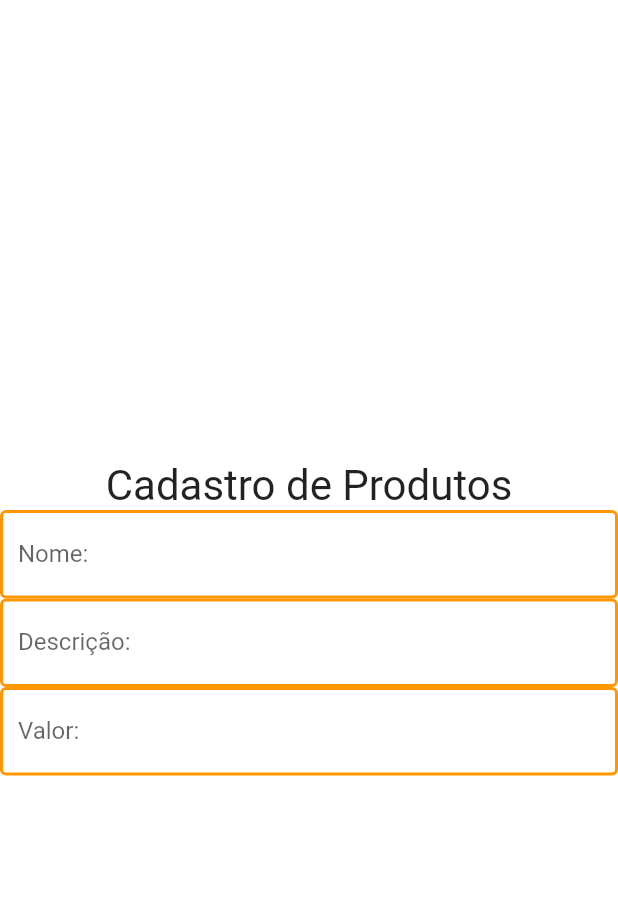
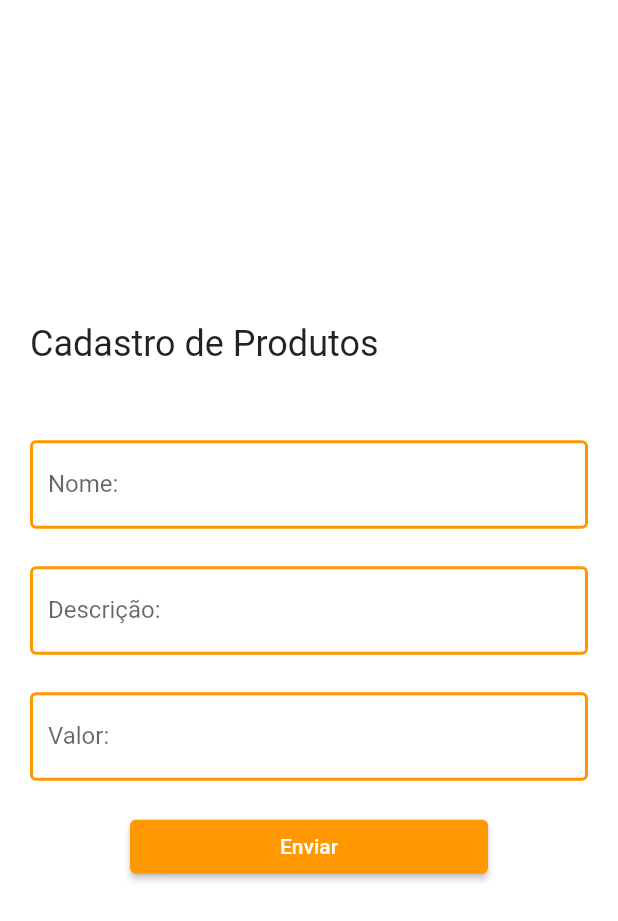
Before and after one commit to Alirezalm/product, a Flutter app: the RegisterProduct screen opened directly, on a phone screen of 412 x 824 dp. Shown: the top 921 px of the screen. Run offline on Flutter 3.47's test engine with Material 2 defaults, Android fonts, the phone set to English and light mode, and no system bars.

Commit message:
second page optimal structure

```diff
--- a/lib/registeration.dart
+++ b/lib/registeration.dart
@@ -5,15 +5,19 @@ class RegisterProduct extends StatelessWidget {
   Widget build(BuildContext context) {
     return Scaffold(
       backgroundColor: Colors.white,
-      body: Column(
+      body: Container(
+        padding: EdgeInsets.all(20),
+        child: Column(
           mainAxisAlignment: MainAxisAlignment.center,
-        crossAxisAlignment: CrossAxisAlignment.center,
-        children: const [
-          Text(
+          crossAxisAlignment: CrossAxisAlignment.start,
+          children: [
+            const Text(
               "Cadastro de Produtos",
-            style: TextStyle(fontSize: 28),
+              style: TextStyle(fontSize: 24),
             ),
-          TextField(
+            Container(
+              margin: const EdgeInsets.only(top: 50),
+              child: const TextField(
                 textAlign: TextAlign.left,
                 decoration: InputDecoration(
                   labelText: "Nome: ",
@@ -24,7 +28,11 @@ class RegisterProduct extends StatelessWidget {
                   )),
                 ),
               ),
-          TextField(
+            ),
+            Container(
+              margin: const EdgeInsets.only(top: 25),
+              child: const TextField(
+                textAlign: TextAlign.left,
                 decoration: InputDecoration(
                   labelText: "Descrição: ",
                   enabledBorder: OutlineInputBorder(
@@ -34,17 +42,36 @@ class RegisterProduct extends StatelessWidget {
                   )),
                 ),
               ),
-          TextField(
+            ),
+            Container(
+              margin: const EdgeInsets.only(top: 25),
+              child: const TextField(
+                textAlign: TextAlign.left,
                 decoration: InputDecoration(
                   labelText: "Valor: ",
+                  hintText: "R\$ 0,00",
                   enabledBorder: OutlineInputBorder(
                       borderSide: BorderSide(
                     color: Colors.orange,
                     width: 2,
                   )),
                 ),
+              ),
+            ),
+            Container(
+              margin: EdgeInsets.symmetric(vertical: 20),
+              child: Center(
+                child: ElevatedButton(
+                    onPressed: () {},
+                    child: const Text('Enviar'),
+                    style: ElevatedButton.styleFrom(
+                      padding: const EdgeInsets.symmetric(horizontal: 100),
+                      primary: Colors.orange,
+                    )),
+              ),
             )
           ],
+        ),
       ),
     );
   }
```
Lines whose indentation alone changed are shown as unchanged.
